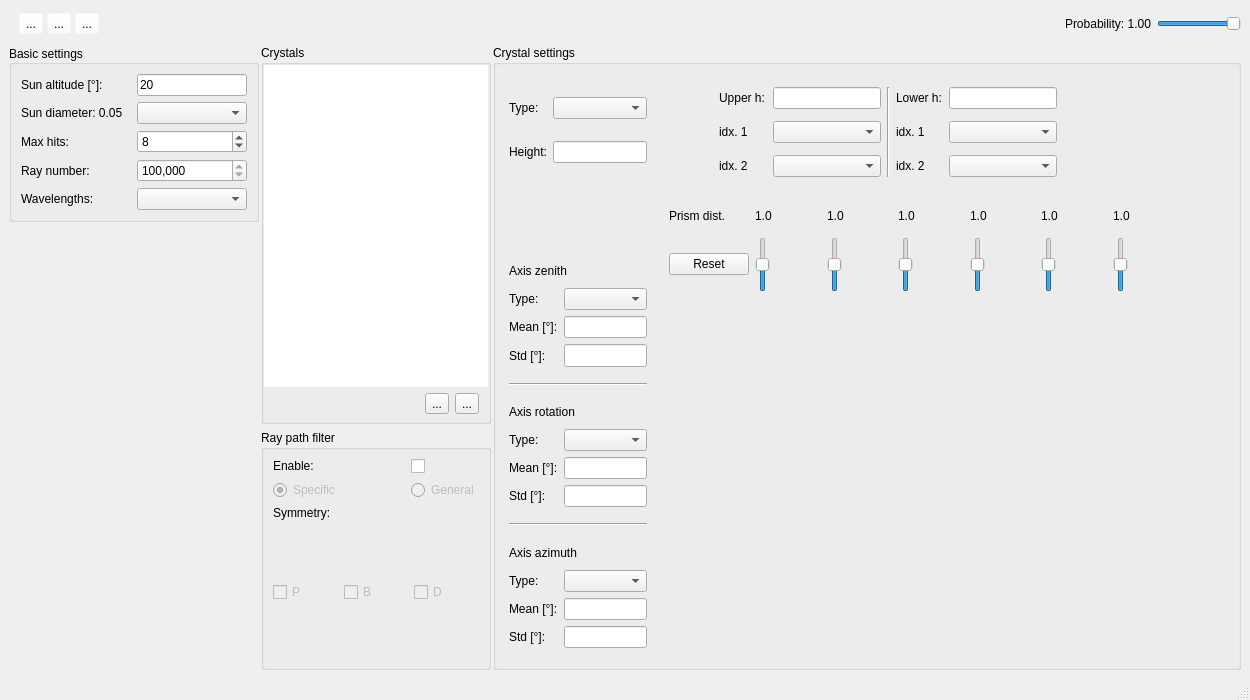
Old version of the form cpp/FastHalo/mainwindow.ui in the repository LoveDaisy/ice_halo_sim.
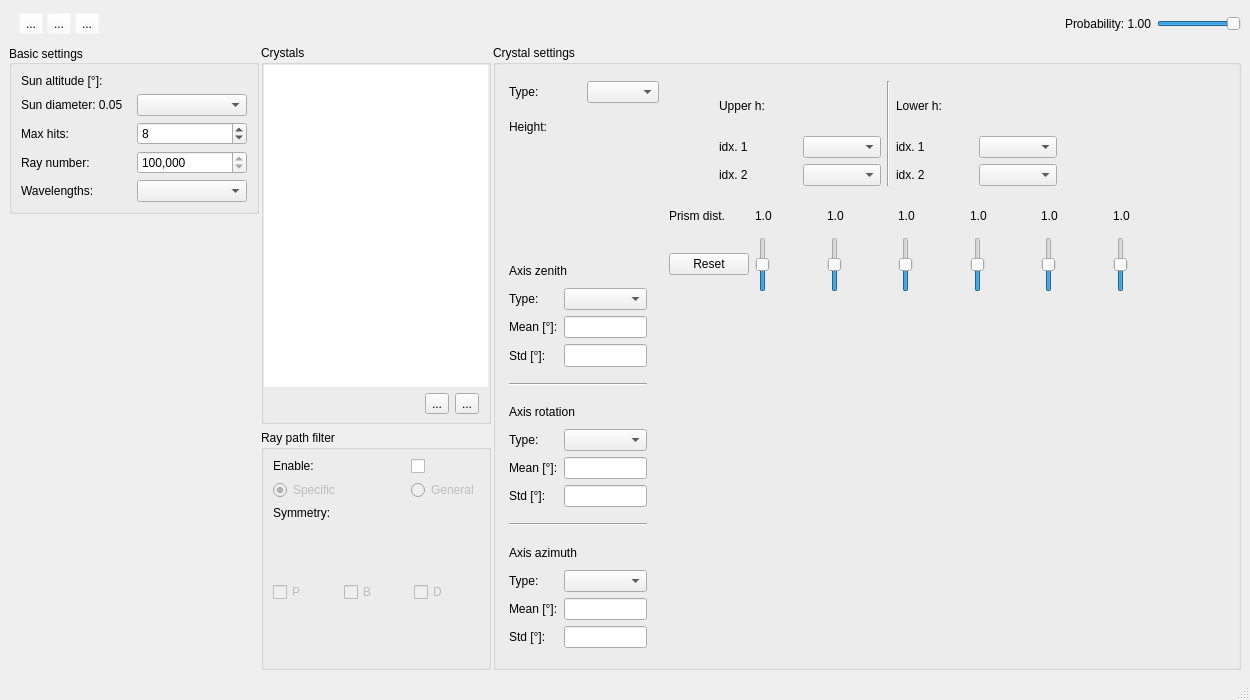
New version of the form.

```diff
--- a/cpp/FastHalo/mainwindow.ui
+++ b/cpp/FastHalo/mainwindow.ui
@@ -306,19 +306,6 @@
        <bool>false</bool>
       </property>
       <layout class="QGridLayout" name="basicSettingLayout">
-       <item row="0" column="1">
-        <widget class="QLineEdit" name="sunAltitudeEdit">
-         <property name="sizePolicy">
-          <sizepolicy hsizetype="Preferred" vsizetype="Fixed">
-           <horstretch>0</horstretch>
-           <verstretch>0</verstretch>
-          </sizepolicy>
-         </property>
-         <property name="text">
-          <string>20</string>
-         </property>
-        </widget>
-       </item>
        <item row="3" column="0">
         <widget class="QLabel" name="rayNumberLabel">
          <property name="text">
@@ -463,8 +450,8 @@
         <rect>
          <x>10</x>
          <y>30</y>
-         <width>150</width>
-         <height>111</height>
+         <width>162</width>
+         <height>76</height>
         </rect>
        </property>
        <property name="sizePolicy">
@@ -481,7 +468,7 @@
        </property>
        <property name="maximumSize">
         <size>
-         <width>180</width>
+         <width>200</width>
          <height>16777215</height>
         </size>
        </property>
@@ -498,13 +485,6 @@
         <property name="bottomMargin">
          <number>6</number>
         </property>
-        <item row="1" column="0">
-         <widget class="QLabel" name="crystalHeightLabel">
-          <property name="text">
-           <string>Height:</string>
-          </property>
-         </widget>
-        </item>
         <item row="0" column="0">
          <widget class="QLabel" name="crystalTypeLabel">
           <property name="text">
@@ -512,19 +492,16 @@
           </property>
          </widget>
         </item>
-        <item row="1" column="1" colspan="2">
-         <widget class="QLineEdit" name="crystalHeightEdit">
-          <property name="sizePolicy">
-           <sizepolicy hsizetype="Preferred" vsizetype="Fixed">
-            <horstretch>0</horstretch>
-            <verstretch>0</verstretch>
-           </sizepolicy>
-          </property>
-         </widget>
-        </item>
-        <item row="0" column="1" colspan="2">
+        <item row="0" column="1">
          <widget class="QComboBox" name="crystalTypeComboBox"/>
         </item>
+        <item row="1" column="0">
+         <widget class="QLabel" name="crystalHeightLabel">
+          <property name="text">
+           <string>Height:</string>
+          </property>
+         </widget>
+        </item>
        </layout>
       </widget>
       <widget class="QWidget" name="crystalAxisPanel" native="true">
@@ -1220,16 +1197,6 @@
           </property>
          </widget>
         </item>
-        <item row="0" column="1">
-         <widget class="QLineEdit" name="upperHeightEdit">
-          <property name="sizePolicy">
-           <sizepolicy hsizetype="Preferred" vsizetype="Fixed">
-            <horstretch>0</horstretch>
-            <verstretch>0</verstretch>
-           </sizepolicy>
-          </property>
-         </widget>
-        </item>
         <item row="0" column="2" rowspan="3">
          <widget class="Line" name="line_3">
           <property name="orientation">
@@ -1244,16 +1211,6 @@
           </property>
          </widget>
         </item>
-        <item row="0" column="4">
-         <widget class="QLineEdit" name="lowerHeightEdit">
-          <property name="sizePolicy">
-           <sizepolicy hsizetype="Preferred" vsizetype="Fixed">
-            <horstretch>0</horstretch>
-            <verstretch>0</verstretch>
-           </sizepolicy>
-          </property>
-         </widget>
-        </item>
         <item row="1" column="0">
          <widget class="QLabel" name="upperMiller1Label">
           <property name="text">
```
Left out of the diff: 8 changed lines with no effect on the pictures.
